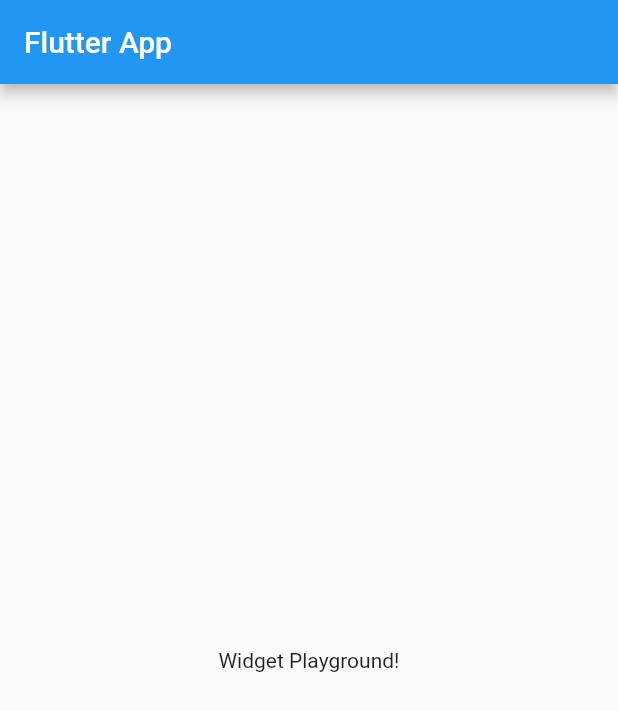
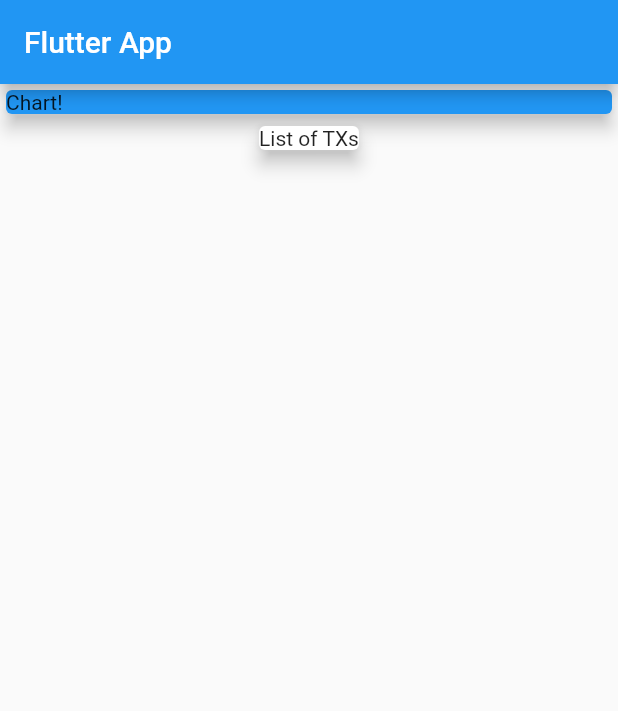
Before and after one commit to arielt/flutter_expense_planner, a Flutter app: the screen it shows after launch, on a phone screen of 412 x 824 dp. Shown: the top 711 px of the screen. Run offline on Flutter 3.47's test engine with Material 2 defaults, Android fonts, the light colour scheme and no system bars.

Commit message:
add cards to widgets

```diff
--- a/lib/main.dart
+++ b/lib/main.dart
@@ -19,8 +19,17 @@ class MyHomePage extends StatelessWidget {
       appBar: AppBar(
         title: Text('Flutter App'),
       ),
-      body: Center(
-        child: Text('Widget Playground!'),
+      body: Column(
+        children: <Widget>[
+          Container(
+            width: double.infinity,
+            child: Card(
+                color: Colors.blue,
+                child: Container(child: Text('Chart!'), width: double.infinity),
+                elevation: 5),
+          ),
+          Card(child: Text('List of TXs'), elevation: 5)
+        ],
       ),
     );
   }
```
